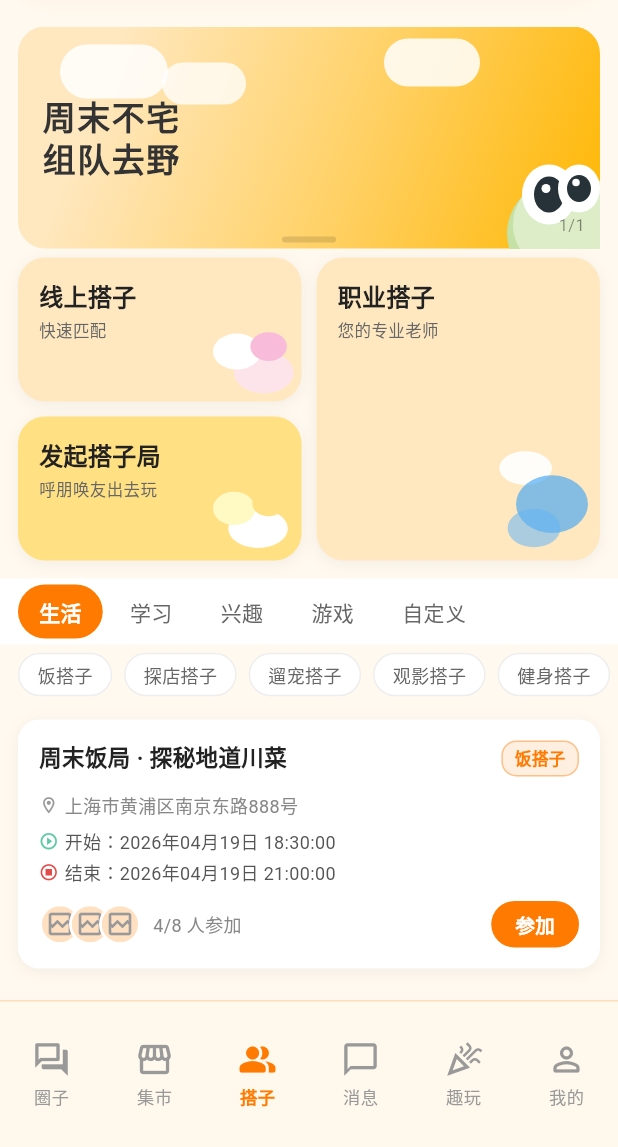
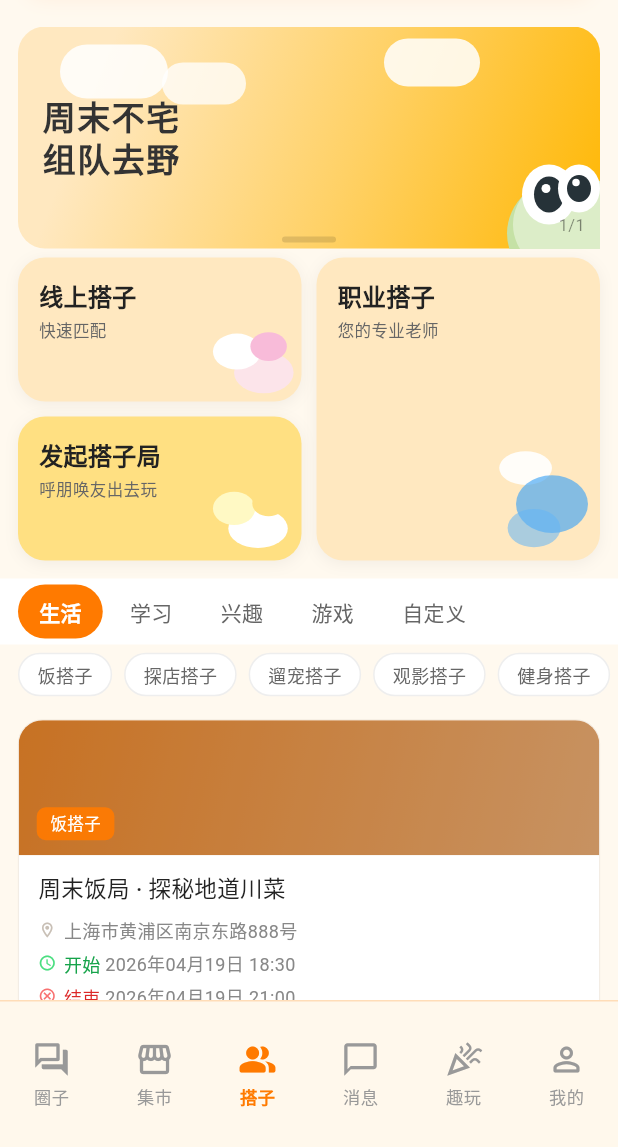
Before and after one commit to Ember1100/playmate, a Flutter app: the BuddyScreen screen opened by its route, on a phone screen of 412 x 824 dp, the part 89-1236 px from its top. Run offline on Flutter 3.47's test engine with Material 3 defaults, Android fonts, the phone set to English and light mode, and no system bars; drawn by our look-alikes of cached_network_image; our stand-ins replace dio, flutter_riverpod, flutter_secure_storage, go_router, image_picker; accounts and stored records are empty; network calls fail.

Commit message:
feat(buddy): 搭子/搭子局卡片重设计
搭子人物卡（_BuddyPersonCard）：
- 图片区改为 3:4 AspectRatio（竖版封面感），替换原来的 Expanded
- 徽标样式更新：圆角 6px，半透明橙色背景
- 新增城市行（位置图标 + 城市名）
- 简介改为 2 行截断，字号 12px，行高 1.45
- 邀约按钮：全宽、圆角 10px、橙色 #FF8C42
- 卡片装饰：去除阴影，改为 0.5px 暖色边框 #EDE5DA
- GridView childAspectRatio：0.72 → 0.47（匹配 3:4 图+内容高度）

搭子局卡（_GatherCard）：
- 新增 90px 图片条：主题色渐变背景 + 半透明遮罩 + 分类徽标（左下角）
- 标题从 w700 改为 w500，line-height 1.35
- 信息行：地点、绿色开始时间、红色结束时间，图标+彩色标签
- 时间格式去除秒数
- 头像堆叠：24px 圆形，-6px 间距
- 参加按钮：圆角 10px，满员时置灰
- 卡片装饰：去除阴影，改为 0.5px 暖色边框 #EDE5DA

Co-Authored-By: Claude Sonnet 4.6 <noreply@anthropic.com>

```diff
--- a/flutter_app/lib/features/buddy/presentation/screens/buddy_screen.dart
+++ b/flutter_app/lib/features/buddy/presentation/screens/buddy_screen.dart
@@ -583,7 +583,7 @@ class _BuddyScreenState extends State<BuddyScreen> with WidgetsBindingObserver {
           shrinkWrap: true,
           physics: const NeverScrollableScrollPhysics(),
           crossAxisCount: 2, crossAxisSpacing: 10, mainAxisSpacing: 10,
-          childAspectRatio: 0.72,
+          childAspectRatio: 0.47,
           children: people.map((p) => _BuddyPersonCard(data: p)).toList(),
         ),
       ),
@@ -836,71 +836,129 @@ class _GatherCard extends StatelessWidget {
   final VoidCallback onTap;
 
   String _fmt(DateTime dt) {
-    return '${dt.year}年${dt.month.toString().padLeft(2, '0')}月'
-        '${dt.day.toString().padLeft(2, '0')}日 '
-        '${dt.hour.toString().padLeft(2, '0')}:'
-        '${dt.minute.toString().padLeft(2, '0')}:'
-        '${dt.second.toString().padLeft(2, '0')}';
+    final mo = dt.month.toString().padLeft(2, '0');
+    final d  = dt.day.toString().padLeft(2, '0');
+    final h  = dt.hour.toString().padLeft(2, '0');
+    final mi = dt.minute.toString().padLeft(2, '0');
+    return '${dt.year}年${mo}月${d}日 $h:$mi';
   }
 
   @override
   Widget build(BuildContext context) {
+    final isFull = item.joinedCount >= item.totalCount;
     return GestureDetector(
       onTap: onTap,
       child: Container(
-        margin: const EdgeInsets.only(bottom: 12),
-        padding: const EdgeInsets.all(14),
-        decoration: BoxDecoration(color: Colors.white, borderRadius: BorderRadius.circular(14), boxShadow: const [BoxShadow(blurRadius: 8, color: Color(0x0D000000), offset: Offset(0, 2))]),
+        decoration: BoxDecoration(
+          color: Colors.white,
+          borderRadius: BorderRadius.circular(16),
+          border: Border.all(color: const Color(0xFFEDE5DA), width: 0.5),
+        ),
         child: Column(
           crossAxisAlignment: CrossAxisAlignment.start,
           children: [
-            Row(crossAxisAlignment: CrossAxisAlignment.start, children: [
-              Expanded(child: Text(item.title, style: const TextStyle(fontSize: 15, fontWeight: FontWeight.w700, color: Color(0xFF222222), height: 1.4))),
-              const SizedBox(width: 8),
-              Container(
-                padding: const EdgeInsets.symmetric(horizontal: 8, vertical: 3),
-                decoration: BoxDecoration(color: item.themeColor.withValues(alpha: 0.12), borderRadius: BorderRadius.circular(10), border: Border.all(color: item.themeColor.withValues(alpha: 0.4))),
-                child: Text(item.theme, style: TextStyle(fontSize: 11, color: item.themeColor, fontWeight: FontWeight.w600)),
-              ),
+            // ── 90px image strip ──────────────────────────────────────────
+            SizedBox(
+              height: 90,
+              child: Stack(fit: StackFit.expand, children: [
+                ClipRRect(
+                  borderRadius: const BorderRadius.vertical(top: Radius.circular(16)),
+                  child: Container(
+                    decoration: BoxDecoration(
+                      gradient: LinearGradient(
+                        begin: Alignment.topLeft,
+                        end: Alignment.bottomRight,
+                        colors: [item.themeColor.withAlpha(210), item.themeColor.withAlpha(130)],
+                      ),
+                    ),
+                  ),
+                ),
+                // Dark overlay
+                ClipRRect(
+                  borderRadius: const BorderRadius.vertical(top: Radius.circular(16)),
+                  child: Container(color: Colors.black.withAlpha(56)),
+                ),
+                // Category badge — bottom left
+                Positioned(
+                  bottom: 10, left: 12,
+                  child: Container(
+                    padding: const EdgeInsets.symmetric(horizontal: 9, vertical: 3),
+                    decoration: BoxDecoration(
+                      color: item.themeColor.withAlpha(230),
+                      borderRadius: BorderRadius.circular(6),
+                    ),
+                    child: Text(item.theme, style: const TextStyle(fontSize: 11, fontWeight: FontWeight.w500, color: Colors.white)),
+                  ),
+                ),
+              ]),
+            ),
+            // ── Body ─────────────────────────────────────────────────────
+            Padding(
+              padding: const EdgeInsets.fromLTRB(13, 12, 13, 13),
+              child: Column(crossAxisAlignment: CrossAxisAlignment.start, children: [
+                Text(item.title,
+                    style: const TextStyle(fontSize: 15, fontWeight: FontWeight.w500, color: Color(0xFF222222), height: 1.35)),
+                const SizedBox(height: 8),
+                // Location
+                Row(children: [
+                  const Icon(Icons.location_on_outlined, size: 12, color: Color(0xFFC8BFB5)),
+                  const SizedBox(width: 5),
+                  Expanded(child: Text(item.location, style: const TextStyle(fontSize: 12, color: Color(0xFF888888)), maxLines: 1, overflow: TextOverflow.ellipsis)),
+                ]),
+                const SizedBox(height: 4),
+                // Start time
+                Row(children: [
+                  const Icon(Icons.schedule_rounded, size: 12, color: Color(0xFF4ADE80)),
+                  const SizedBox(width: 5),
+                  const Text('开始', style: TextStyle(fontSize: 12, color: Color(0xFF16A34A))),
+                  const SizedBox(width: 3),
+                  Text(_fmt(item.startTime), style: const TextStyle(fontSize: 12, color: Color(0xFF888888))),
+                ]),
+                const SizedBox(height: 4),
+                // End time
+                Row(children: [
+                  const Icon(Icons.cancel_outlined, size: 12, color: Color(0xFFF87171)),
+                  const SizedBox(width: 5),
+                  const Text('结束', style: TextStyle(fontSize: 12, color: Color(0xFFDC2626))),
+                  const SizedBox(width: 3),
+                  Text(_fmt(item.endTime), style: const TextStyle(fontSize: 12, color: Color(0xFF888888))),
                 ]),
                 const SizedBox(height: 10),
+                // Footer
                 Row(children: [
-              const Icon(Icons.location_on_outlined, size: 13, color: Color(0xFF999999)),
-              const SizedBox(width: 4),
-              Expanded(child: Text(item.location, style: const TextStyle(fontSize: 12, color: Color(0xFF888888)), maxLines: 1, overflow: TextOverflow.ellipsis)),
-            ]),
-            const SizedBox(height: 6),
-            Row(children: [
-              const Icon(Icons.play_circle_outline, size: 13, color: Color(0xFF5DCAA5)),
-              const SizedBox(width: 4),
-              Text('开始：${_fmt(item.startTime)}', style: const TextStyle(fontSize: 12, color: Color(0xFF555555))),
-            ]),
-            const SizedBox(height: 3),
-            Row(children: [
-              const Icon(Icons.stop_circle_outlined, size: 13, color: Color(0xFFE24B4A)),
-              const SizedBox(width: 4),
-              Text('结束：${_fmt(item.endTime)}', style: const TextStyle(fontSize: 12, color: Color(0xFF555555))),
-            ]),
-            const SizedBox(height: 10),
-            Row(children: [
+                  // Avatar stack (24px, -6px overlap)
                   SizedBox(
-                height: 28, width: item.avatars.length * 20.0 + 8,
-                child: Stack(children: List.generate(item.avatars.length, (i) {
-                  return Positioned(left: i * 20.0, child: Container(width: 28, height: 28, decoration: BoxDecoration(shape: BoxShape.circle, border: Border.all(color: Colors.white, width: 2)), child: ClipOval(child: PmImage(item.avatars[i], width: 28, height: 28, fit: BoxFit.cover))));
-                })),
-              ),
-              const SizedBox(width: 8),
+                    height: 24,
+                    width: item.avatars.length * 18.0 + 6,
+                    child: Stack(children: List.generate(item.avatars.length, (i) => Positioned(
+                      left: i * 18.0,
+                      child: Container(
+                        width: 24, height: 24,
+                        decoration: BoxDecoration(shape: BoxShape.circle, border: Border.all(color: Colors.white, width: 2)),
+                        child: ClipOval(child: PmImage(item.avatars[i], width: 24, height: 24, fit: BoxFit.cover)),
+                      ),
+                    ))),
+                  ),
+                  const SizedBox(width: 10),
                   Text('${item.joinedCount}/${item.totalCount} 人参加', style: const TextStyle(fontSize: 12, color: Color(0xFF888888))),
                   const Spacer(),
                   GestureDetector(
-                onTap: () {},
+                    onTap: isFull ? null : () {},
                     child: Container(
-                  padding: const EdgeInsets.symmetric(horizontal: 16, vertical: 6),
-                  decoration: BoxDecoration(color: const Color(0xFFFF7A00), borderRadius: BorderRadius.circular(16)),
-                  child: const Text('参加', style: TextStyle(fontSize: 13, color: Colors.white, fontWeight: FontWeight.w600)),
+                      padding: const EdgeInsets.symmetric(horizontal: 18, vertical: 7),
+                      decoration: BoxDecoration(
+                        color: isFull ? const Color(0xFFF0ECE6) : const Color(0xFFFF8C42),
+                        borderRadius: BorderRadius.circular(10),
+                      ),
+                      child: Text('参加', style: TextStyle(
+                        fontSize: 13, fontWeight: FontWeight.w500,
+                        color: isFull ? const Color(0xFFC8BFB5) : Colors.white,
+                      )),
                     ),
                   ),
                 ]),
+              ]),
+            ),
           ],
         ),
       ),
@@ -931,37 +989,72 @@ class _BuddyPersonCard extends StatelessWidget {
     return GestureDetector(
       onTap: () => context.push('/buddy/user/mock_person'),
       child: Container(
-        decoration: BoxDecoration(color: Colors.white, borderRadius: BorderRadius.circular(16), boxShadow: const [BoxShadow(blurRadius: 8, color: Color(0x0D000000), offset: Offset(0, 2))]),
+        decoration: BoxDecoration(
+          color: Colors.white,
+          borderRadius: BorderRadius.circular(16),
+          border: Border.all(color: const Color(0xFFEDE5DA), width: 0.5),
+        ),
         child: Column(
           crossAxisAlignment: CrossAxisAlignment.start,
           children: [
-            Expanded(
+            // ── 3:4 cover image ──────────────────────────────────────────
+            AspectRatio(
+              aspectRatio: 3 / 4,
               child: Stack(fit: StackFit.expand, children: [
-                ClipRRect(borderRadius: const BorderRadius.vertical(top: Radius.circular(16)), child: PmImage(data.avatar, fit: BoxFit.cover, width: double.infinity)),
-                Positioned(top: 8, left: 8, child: Container(
+                ClipRRect(
+                  borderRadius: const BorderRadius.vertical(top: Radius.circular(16)),
+                  child: PmImage(data.avatar, fit: BoxFit.cover, width: double.infinity),
+                ),
+                Positioned(
+                  top: 9, left: 9,
+                  child: Container(
                     padding: const EdgeInsets.symmetric(horizontal: 8, vertical: 3),
-                  decoration: BoxDecoration(color: const Color(0xFFFF7A00).withValues(alpha: 0.9), borderRadius: BorderRadius.circular(10)),
-                  child: Text(data.tag, style: const TextStyle(fontSize: 10, color: Colors.white, fontWeight: FontWeight.w600)),
-                )),
+                    decoration: BoxDecoration(
+                      color: const Color(0xFFFF8C42).withAlpha(230),
+                      borderRadius: BorderRadius.circular(6),
+                    ),
+                    child: Text(data.tag, style: const TextStyle(fontSize: 10, fontWeight: FontWeight.w500, color: Colors.white)),
+                  ),
+                ),
               ]),
             ),
+            // ── Body ─────────────────────────────────────────────────────
             Padding(
-              padding: const EdgeInsets.all(10),
+              padding: const EdgeInsets.fromLTRB(11, 10, 11, 12),
               child: Column(crossAxisAlignment: CrossAxisAlignment.start, children: [
+                // Name + age
                 Row(children: [
-                  Text(data.name, style: const TextStyle(fontSize: 14, fontWeight: FontWeight.w700, color: Color(0xFF222222))),
-                  const SizedBox(width: 6),
-                  Text('${data.city} · ${data.age}岁', style: const TextStyle(fontSize: 11, color: Color(0xFF999999))),
+                  Text(data.name, style: const TextStyle(fontSize: 14, fontWeight: FontWeight.w500, color: Color(0xFF222222))),
+                  const SizedBox(width: 5),
+                  Text('${data.age}岁', style: const TextStyle(fontSize: 12, color: Color(0xFF999999))),
                 ]),
-                const SizedBox(height: 4),
-                Text(data.desc, style: const TextStyle(fontSize: 11, color: Color(0xFF888888)), maxLines: 1, overflow: TextOverflow.ellipsis),
+                const SizedBox(height: 3),
+                // Location
+                Row(children: [
+                  const Icon(Icons.location_on_outlined, size: 10, color: Color(0xFFC8BFB5)),
+                  const SizedBox(width: 3),
+                  Text(data.city, style: const TextStyle(fontSize: 11, color: Color(0xFFC8BFB5))),
+                ]),
                 const SizedBox(height: 6),
+                // Description (2 lines)
+                Text(data.desc,
+                    style: const TextStyle(fontSize: 12, color: Color(0xFF999999), height: 1.45),
+                    maxLines: 2,
+                    overflow: TextOverflow.ellipsis),
+                const SizedBox(height: 9),
+                // Invite button
                 SizedBox(
-                  width: double.infinity, height: 28,
-                  child: ElevatedButton(
+                  width: double.infinity,
+                  child: TextButton(
                     onPressed: () {},
-                    style: ElevatedButton.styleFrom(backgroundColor: const Color(0xFFFF7A00), padding: EdgeInsets.zero, shape: RoundedRectangleBorder(borderRadius: BorderRadius.circular(14))),
-                    child: const Text('邀约', style: TextStyle(fontSize: 12, color: Colors.white, fontWeight: FontWeight.w600)),
+                    style: TextButton.styleFrom(
+                      backgroundColor: const Color(0xFFFF8C42),
+                      foregroundColor: Colors.white,
+                      padding: const EdgeInsets.symmetric(vertical: 8),
+                      shape: RoundedRectangleBorder(borderRadius: BorderRadius.circular(10)),
+                      tapTargetSize: MaterialTapTargetSize.shrinkWrap,
+                    ),
+                    child: const Text('邀约', style: TextStyle(fontSize: 13, fontWeight: FontWeight.w500)),
                   ),
                 ),
               ]),
```
Lines whose indentation alone changed are shown as unchanged.
